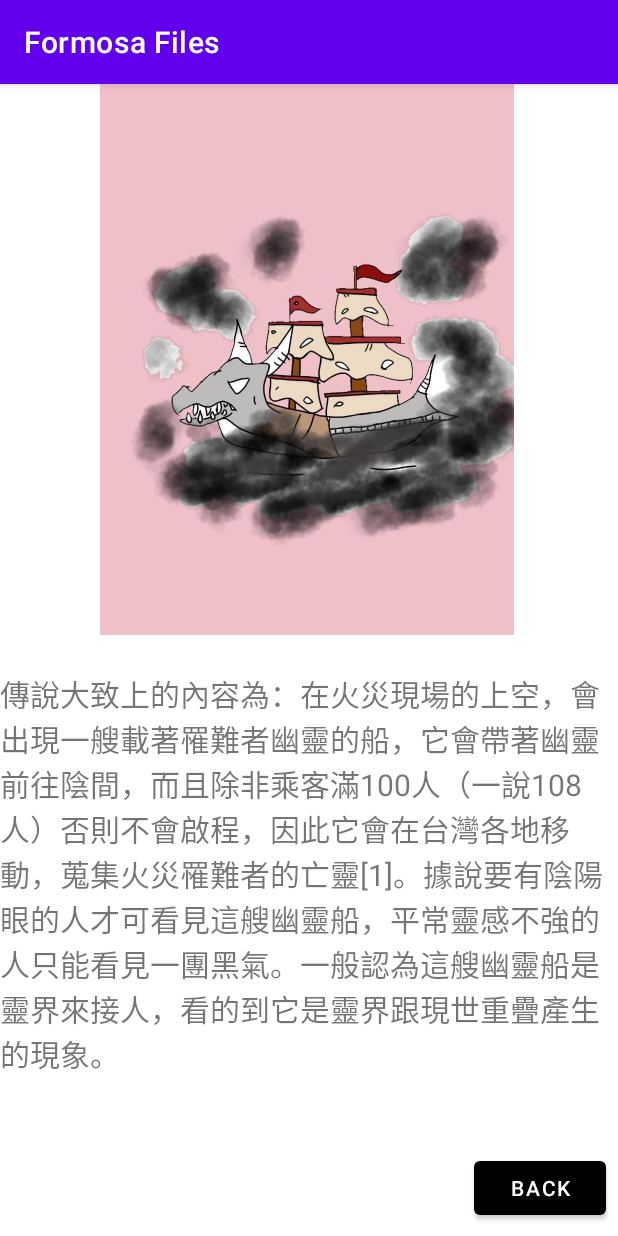
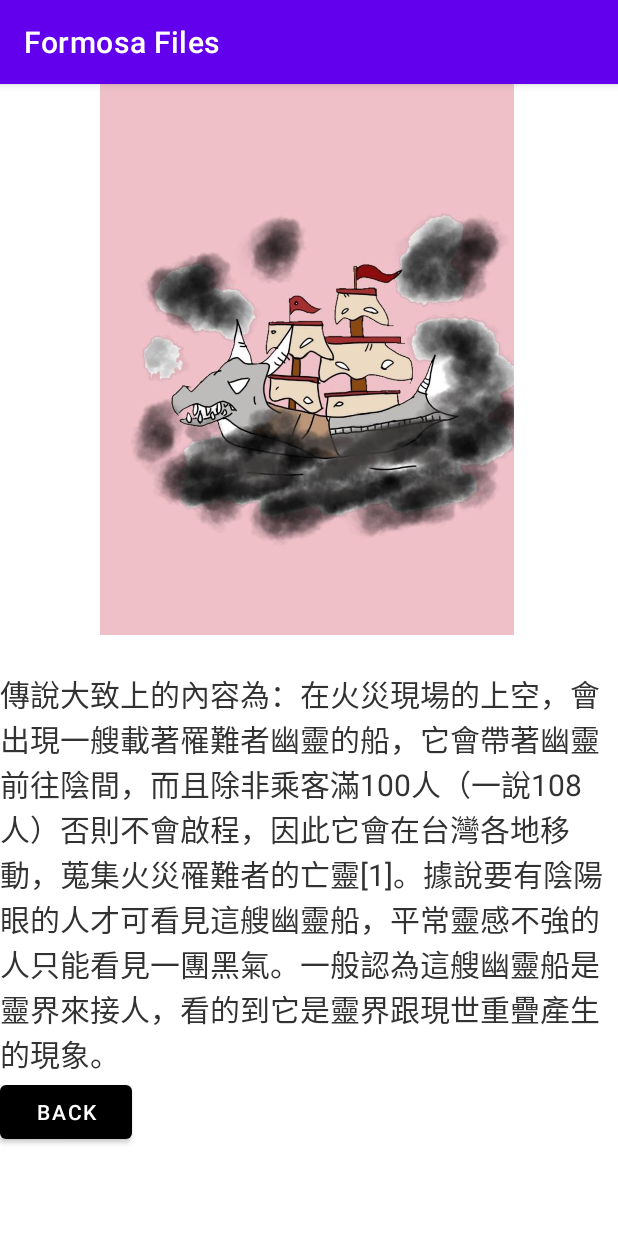
Before and after one commit to longshenn/OnTeach, an Android app: the StoryAC screen opened directly, with no data from a screen before it, on a phone screen of 412 x 824 dp. Run offline under Robolectric (Android 15) with nearby library versions, the phone set to English and light mode, and no system bars.

Commit message:
小純子設定故事介面

```diff
--- a/app/src/main/res/layout/activity_storyac.xml
+++ b/app/src/main/res/layout/activity_storyac.xml
@@ -6,12 +6,20 @@
     android:layout_height="match_parent"
     tools:context=".StoryAC">
 
+    <ScrollView
+        android:layout_width="match_parent"
+        android:layout_height="match_parent">
+
+        <LinearLayout
+            android:layout_width="match_parent"
+            android:layout_height="wrap_content"
+            android:orientation="vertical" >
+
             <ImageView
                 android:id="@+id/imgsy"
                 android:layout_width="409dp"
                 android:layout_height="367dp"
-        android:src="@drawable/c22"
-        tools:layout_editor_absoluteX="1dp" />
+                android:src="@drawable/c22" />
 
             <TextView
                 android:id="@+id/sy"
@@ -19,11 +27,8 @@
                 android:layout_height="wrap_content"
                 android:layout_marginTop="24dp"
                 android:text="傳說大致上的內容為：在火災現場的上空，會出現一艘載著罹難者幽靈的船，它會帶著幽靈前往陰間，而且除非乘客滿100人（一說108人）否則不會啟程，因此它會在台灣各地移動，蒐集火災罹難者的亡靈[1]。據說要有陰陽眼的人才可看見這艘幽靈船，平常靈感不強的人只能看見一團黑氣。一般認為這艘幽靈船是靈界來接人，看的到它是靈界跟現世重疊產生的現象。"
-        android:textSize="20sp"
-        app:layout_constraintEnd_toEndOf="parent"
-        app:layout_constraintHorizontal_bias="0.5"
-        app:layout_constraintStart_toStartOf="parent"
-        app:layout_constraintTop_toBottomOf="@+id/imgsy" />
+                android:textColor="#333232"
+                android:textSize="20sp" />
 
             <Button
                 android:id="@+id/resy"
@@ -33,7 +38,8 @@
                 android:layout_marginBottom="8dp"
                 android:text="Back"
                 app:backgroundTint="@color/black"
-        app:layout_constraintBottom_toBottomOf="parent"
-        app:layout_constraintEnd_toEndOf="parent"
                 app:rippleColor="@color/design_default_color_error" />
+        </LinearLayout>
+    </ScrollView>
+
 </androidx.constraintlayout.widget.ConstraintLayout>
```
Lines whose indentation alone changed are shown as unchanged.
